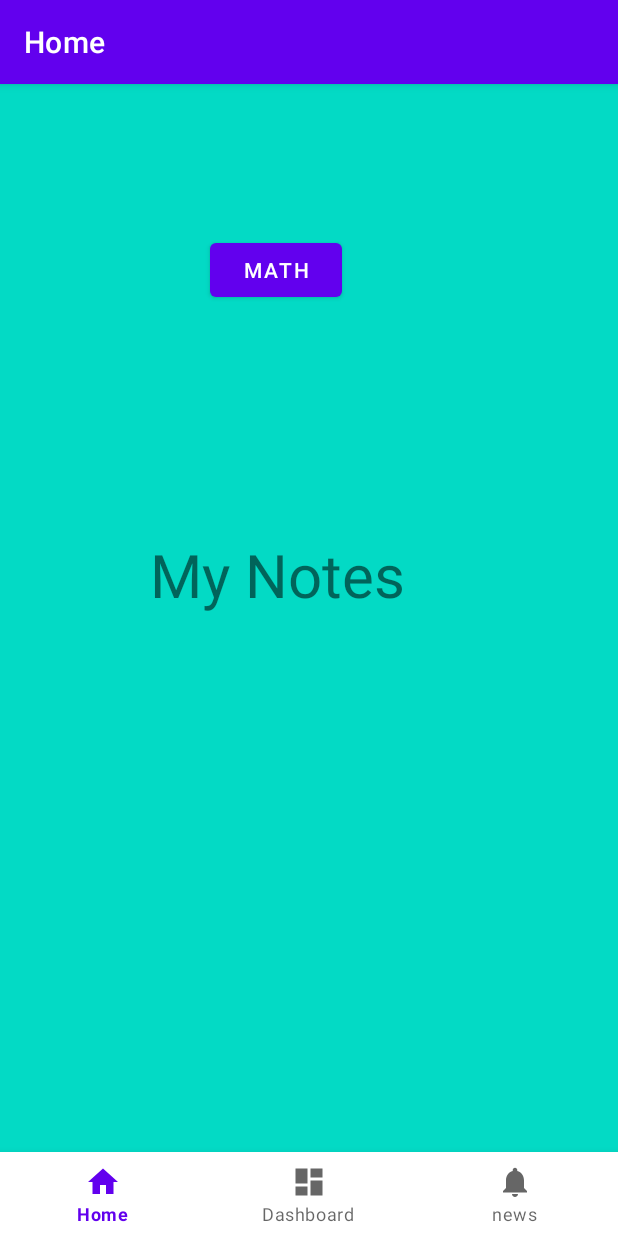
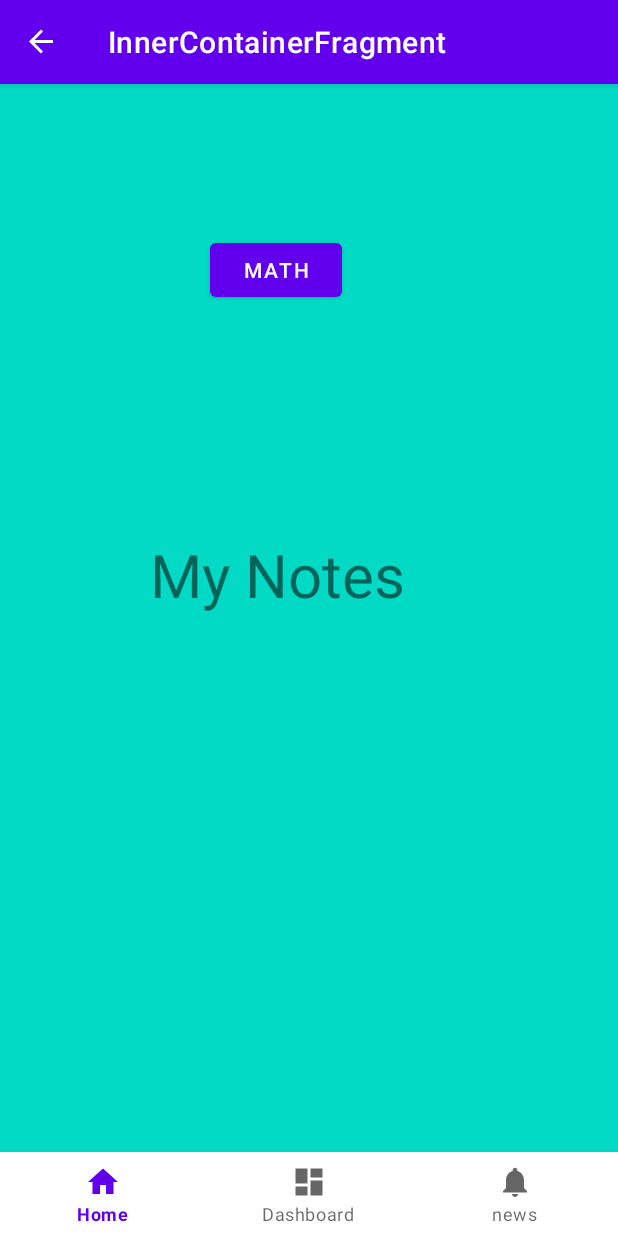
Before and after one commit to TingyuDong/navigation_bottom_bar, an Android app: the screen it shows after launch (MainActivity), after a tap on "MY NOTES", on a phone screen of 412 x 824 dp. Run offline under Robolectric (Android 15) with nearby library versions, the phone set to English and light mode, and no system bars; our stand-ins replace navigation-ui; 1 statement that could not run was skipped.

```diff
--- a/app/src/main/java/com/thoughtworks/myapplicationbottombar/ui/home/HomeFragment.kt
+++ b/app/src/main/java/com/thoughtworks/myapplicationbottombar/ui/home/HomeFragment.kt
@@ -9,9 +9,9 @@ import android.widget.Button
 import android.widget.TextView
 import androidx.fragment.app.Fragment
 import androidx.lifecycle.ViewModelProvider
+import androidx.navigation.fragment.findNavController
 import com.thoughtworks.myapplicationbottombar.R
 import com.thoughtworks.myapplicationbottombar.databinding.FragmentHomeBinding
-import com.thoughtworks.myapplicationbottombar.ui.innerfragmentcontainer.InnerContainerFragment
 
 class HomeFragment : Fragment() {
 
@@ -48,12 +48,7 @@ class HomeFragment : Fragment() {
 
     private fun addBtnEvent() {
         view?.findViewById<Button>(R.id.btn_my_notes)?.setOnClickListener {
-            activity?.supportFragmentManager?.run {
-                beginTransaction()
-                    .add(R.id.nav_host_fragment_activity_main, InnerContainerFragment::class.java, Bundle())
-                    .addToBackStack("home")
-                    .commit()
-            }
+            findNavController().navigate(R.id.action_navigation_home_to_innerContainerFragment)
         }
     }
 
--- a/app/src/main/res/navigation/inner_navigation.xml
+++ b/app/src/main/res/navigation/inner_navigation.xml
@@ -17,5 +17,14 @@
         android:id="@+id/newsContainerFragment"
         android:name="com.thoughtworks.myapplicationbottombar.ui.newscontainer.NewsContainerFragment"
         android:label="fragment_news_container"
-        tools:layout="@layout/fragment_news_container" />
+        tools:layout="@layout/fragment_news_container" >
+        <action
+            android:id="@+id/action_newsContainerFragment_to_mathFragment"
+            app:destination="@id/mathFragment" />
+    </fragment>
+    <fragment
+        android:id="@+id/mathFragment"
+        android:name="com.thoughtworks.myapplicationbottombar.ui.math.MathFragment"
+        android:label="fragment_math"
+        tools:layout="@layout/fragment_math" />
 </navigation>
```
Also changed, not shown: app/src/main/java/com/thoughtworks/myapplicationbottombar/MainActivity.kt (+0 -17 lines).
